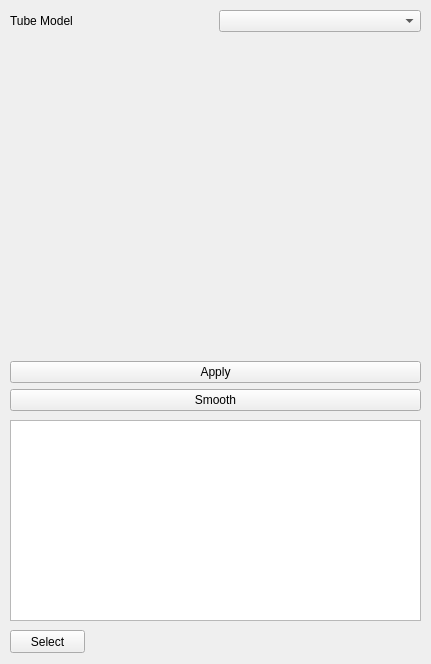
Above: Plugins/Mipf_Plugin_VMTKTools/CenterLineExtractView.ui from linson7017/MIPF before the change. Below: the same form after it.
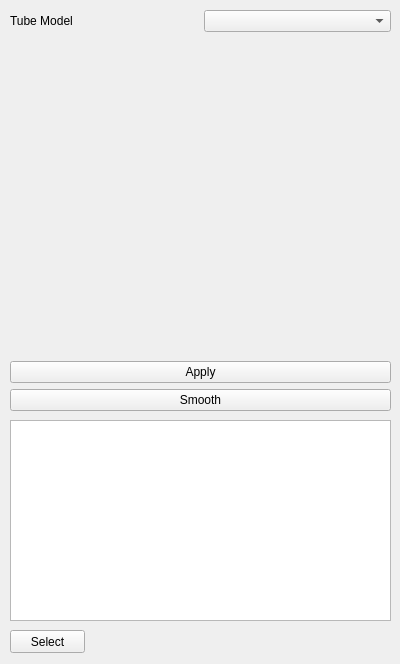
That is the form after the change. Custom widgets are drawn as their Qt base class.

```diff
--- a/Plugins/Mipf_Plugin_VMTKTools/CenterLineExtractView.ui
+++ b/Plugins/Mipf_Plugin_VMTKTools/CenterLineExtractView.ui
@@ -6,7 +6,7 @@
    <rect>
     <x>0</x>
     <y>0</y>
-    <width>431</width>
+    <width>400</width>
     <height>664</height>
    </rect>
   </property>
@@ -18,7 +18,7 @@
     <rect>
      <x>10</x>
      <y>10</y>
-     <width>411</width>
+     <width>381</width>
      <height>401</height>
     </rect>
    </property>
@@ -61,7 +61,7 @@
     <rect>
      <x>10</x>
      <y>420</y>
-     <width>411</width>
+     <width>381</width>
      <height>201</height>
     </rect>
    </property>
```
